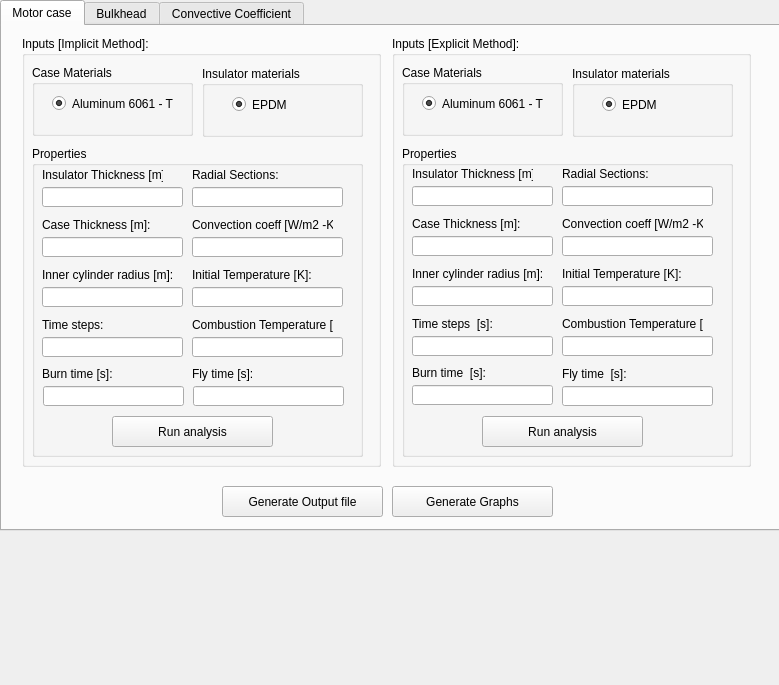
First picture: the form in gui.ui, repository Andres2704/rocketthermalanalysis, before the edit.
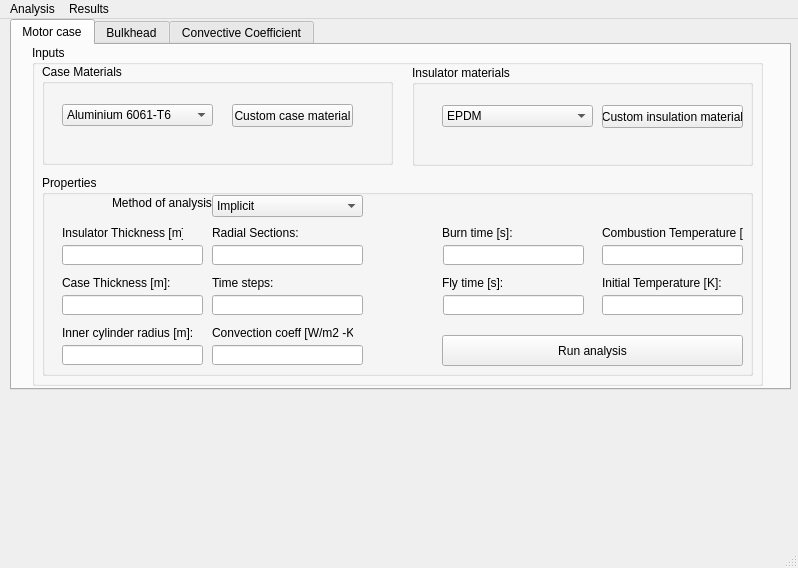
Second picture: the form after the edit. Icons and pictures are not drawn.

Patch:
```diff
--- a/gui.ui
+++ b/gui.ui
@@ -1,13 +1,13 @@
 <?xml version="1.0" encoding="UTF-8"?>
 <ui version="4.0">
- <class>RocketThermalAnalysis</class>
- <widget class="QWidget" name="RocketThermalAnalysis">
+ <class>RTA</class>
+ <widget class="QMainWindow" name="RTA">
   <property name="geometry">
    <rect>
     <x>0</x>
     <y>0</y>
-    <width>779</width>
-    <height>685</height>
+    <width>798</width>
+    <height>568</height>
    </rect>
   </property>
   <property name="windowTitle">
@@ -18,13 +18,27 @@
     <normaloff>:/images/logo_fih.jpg</normaloff>
     <normalon>:/images/logo_fih.jpg</normalon>:/images/logo_fih.jpg</iconset>
   </property>
+  <widget class="QWidget" name="centralwidget">
+   <widget class="QLabel" name="lasc_logo">
+    <property name="geometry">
+     <rect>
+      <x>480</x>
+      <y>360</y>
+      <width>151</width>
+      <height>191</height>
+     </rect>
+    </property>
+    <property name="text">
+     <string>&lt;html&gt;&lt;head/&gt;&lt;body&gt;&lt;p&gt;&lt;img src=&quot;:/images/lasclogo.png&quot; width=&quot;150&quot; height=&quot;150&quot;/&gt;&lt;/p&gt;&lt;/body&gt;&lt;/html&gt;</string>
+    </property>
+   </widget>
   <widget class="QTabWidget" name="tabWidget">
    <property name="geometry">
     <rect>
-     <x>0</x>
+      <x>10</x>
      <y>0</y>
      <width>781</width>
-     <height>531</height>
+      <height>371</height>
     </rect>
    </property>
    <property name="currentIndex">
@@ -34,410 +48,147 @@
     <attribute name="title">
      <string>Motor case</string>
     </attribute>
-    <widget class="QGroupBox" name="explicit_gp">
-     <property name="geometry">
-      <rect>
-       <x>390</x>
-       <y>10</y>
-       <width>359</width>
-       <height>431</height>
-      </rect>
-     </property>
-     <property name="title">
-      <string>Inputs [Explicit Method]:</string>
-     </property>
-     <widget class="QGroupBox" name="casematerial_ex_gp">
-      <property name="geometry">
-       <rect>
-        <x>10</x>
-        <y>29</y>
-        <width>161</width>
-        <height>71</height>
-       </rect>
-      </property>
-      <property name="title">
-       <string>Case Materials</string>
-      </property>
-      <widget class="QRadioButton" name="material_case_2">
-       <property name="geometry">
-        <rect>
-         <x>20</x>
-         <y>30</y>
-         <width>121</width>
-         <height>17</height>
-        </rect>
-       </property>
-       <property name="text">
-        <string>Aluminum 6061 - T6</string>
-       </property>
-       <property name="checked">
-        <bool>true</bool>
-       </property>
-      </widget>
-     </widget>
-     <widget class="QGroupBox" name="linermaterial_ex_gp">
-      <property name="geometry">
-       <rect>
-        <x>180</x>
-        <y>30</y>
-        <width>161</width>
-        <height>71</height>
-       </rect>
-      </property>
-      <property name="title">
-       <string>Insulator materials</string>
-      </property>
-      <widget class="QRadioButton" name="material_insulator_2">
-       <property name="geometry">
-        <rect>
-         <x>30</x>
-         <y>30</y>
-         <width>121</width>
-         <height>17</height>
-        </rect>
-       </property>
-       <property name="text">
-        <string>EPDM</string>
-       </property>
-       <property name="checked">
-        <bool>true</bool>
-       </property>
-      </widget>
-     </widget>
-     <widget class="QGroupBox" name="properties_explicit_gp">
-      <property name="geometry">
-       <rect>
-        <x>10</x>
-        <y>110</y>
-        <width>331</width>
-        <height>311</height>
-       </rect>
-      </property>
-      <property name="title">
-       <string>Properties</string>
-      </property>
-      <widget class="QLabel" name="label_11">
-       <property name="geometry">
-        <rect>
-         <x>10</x>
-         <y>20</y>
-         <width>121</width>
-         <height>16</height>
-        </rect>
-       </property>
-       <property name="text">
-        <string>Insulator Thickness [m]:</string>
-       </property>
-      </widget>
-      <widget class="QLineEdit" name="insulator_thk_2">
-       <property name="geometry">
-        <rect>
-         <x>10</x>
-         <y>40</y>
-         <width>141</width>
-         <height>20</height>
-        </rect>
-       </property>
-      </widget>
-      <widget class="QLabel" name="label_12">
-       <property name="geometry">
-        <rect>
-         <x>10</x>
-         <y>70</y>
-         <width>121</width>
-         <height>16</height>
-        </rect>
-       </property>
-       <property name="text">
-        <string>Case Thickness [m]:</string>
-       </property>
-      </widget>
-      <widget class="QLineEdit" name="case_thk_2">
-       <property name="geometry">
-        <rect>
-         <x>10</x>
-         <y>90</y>
-         <width>141</width>
-         <height>20</height>
-        </rect>
-       </property>
-      </widget>
-      <widget class="QLabel" name="label_13">
-       <property name="geometry">
-        <rect>
-         <x>10</x>
-         <y>120</y>
-         <width>131</width>
-         <height>16</height>
-        </rect>
-       </property>
-       <property name="text">
-        <string>Inner cylinder radius [m]:</string>
-       </property>
-      </widget>
-      <widget class="QLineEdit" name="ri_2">
-       <property name="geometry">
-        <rect>
-         <x>10</x>
-         <y>140</y>
-         <width>141</width>
-         <height>20</height>
-        </rect>
-       </property>
-      </widget>
-      <widget class="QLabel" name="label_14">
-       <property name="geometry">
-        <rect>
-         <x>160</x>
-         <y>20</y>
-         <width>121</width>
-         <height>16</height>
-        </rect>
-       </property>
-       <property name="text">
-        <string>Radial Sections:</string>
-       </property>
-      </widget>
-      <widget class="QLineEdit" name="r_steps_2">
-       <property name="geometry">
-        <rect>
-         <x>160</x>
-         <y>40</y>
-         <width>151</width>
-         <height>20</height>
-        </rect>
-       </property>
-      </widget>
-      <widget class="QLineEdit" name="hm_2">
-       <property name="geometry">
-        <rect>
-         <x>160</x>
-         <y>90</y>
-         <width>151</width>
-         <height>20</height>
-        </rect>
-       </property>
-      </widget>
-      <widget class="QLabel" name="label_15">
-       <property name="geometry">
-        <rect>
-         <x>160</x>
-         <y>70</y>
-         <width>141</width>
-         <height>16</height>
-        </rect>
-       </property>
-       <property name="text">
-        <string>Convection coeff [W/m2 -K]:</string>
-       </property>
-      </widget>
-      <widget class="QLabel" name="label_16">
-       <property name="geometry">
-        <rect>
-         <x>160</x>
-         <y>120</y>
-         <width>141</width>
-         <height>16</height>
-        </rect>
-       </property>
-       <property name="text">
-        <string>Initial Temperature [K]:</string>
-       </property>
-      </widget>
-      <widget class="QLineEdit" name="Ta_2">
-       <property name="geometry">
-        <rect>
-         <x>160</x>
-         <y>140</y>
-         <width>151</width>
-         <height>20</height>
-        </rect>
-       </property>
-      </widget>
-      <widget class="QLabel" name="label_17">
-       <property name="geometry">
-        <rect>
-         <x>160</x>
-         <y>170</y>
-         <width>141</width>
-         <height>16</height>
-        </rect>
-       </property>
-       <property name="text">
-        <string>Combustion Temperature [K]:</string>
-       </property>
-      </widget>
-      <widget class="QLineEdit" name="Tc_2">
-       <property name="geometry">
-        <rect>
-         <x>160</x>
-         <y>190</y>
-         <width>151</width>
-         <height>20</height>
-        </rect>
-       </property>
-      </widget>
-      <widget class="QLabel" name="label_19">
-       <property name="geometry">
-        <rect>
-         <x>10</x>
-         <y>219</y>
-         <width>141</width>
-         <height>16</height>
-        </rect>
-       </property>
-       <property name="text">
-        <string>Burn time  [s]:</string>
-       </property>
-      </widget>
-      <widget class="QLineEdit" name="burn_timeexp">
-       <property name="geometry">
-        <rect>
-         <x>10</x>
-         <y>239</y>
-         <width>141</width>
-         <height>20</height>
-        </rect>
-       </property>
-      </widget>
-      <widget class="QPushButton" name="run_explicit">
-       <property name="geometry">
-        <rect>
-         <x>80</x>
-         <y>270</y>
-         <width>161</width>
-         <height>31</height>
-        </rect>
-       </property>
-       <property name="text">
-        <string>Run analysis</string>
-       </property>
-      </widget>
-      <widget class="QLabel" name="label_20">
-       <property name="geometry">
-        <rect>
-         <x>10</x>
-         <y>170</y>
-         <width>141</width>
-         <height>16</height>
-        </rect>
-       </property>
-       <property name="text">
-        <string>Time steps  [s]:</string>
-       </property>
-      </widget>
-      <widget class="QLineEdit" name="t_steps_exp">
-       <property name="geometry">
-        <rect>
-         <x>10</x>
-         <y>190</y>
-         <width>141</width>
-         <height>20</height>
-        </rect>
-       </property>
-      </widget>
-      <widget class="QLineEdit" name="t_total_explicit">
-       <property name="geometry">
-        <rect>
-         <x>160</x>
-         <y>240</y>
-         <width>151</width>
-         <height>20</height>
-        </rect>
-       </property>
-      </widget>
-      <widget class="QLabel" name="label_46">
-       <property name="geometry">
-        <rect>
-         <x>160</x>
-         <y>220</y>
-         <width>141</width>
-         <height>16</height>
-        </rect>
-       </property>
-       <property name="text">
-        <string>Fly time  [s]:</string>
-       </property>
-      </widget>
-     </widget>
-    </widget>
     <widget class="QGroupBox" name="implicit_gp">
      <property name="geometry">
       <rect>
        <x>20</x>
-       <y>10</y>
-       <width>359</width>
-       <height>431</height>
+        <y>0</y>
+        <width>731</width>
+        <height>341</height>
       </rect>
      </property>
      <property name="title">
-      <string>Inputs [Implicit Method]:</string>
+       <string>Inputs</string>
      </property>
      <widget class="QGroupBox" name="casematerial_gp">
       <property name="geometry">
        <rect>
         <x>10</x>
-        <y>29</y>
-        <width>161</width>
-        <height>71</height>
+         <y>19</y>
+         <width>351</width>
+         <height>101</height>
        </rect>
       </property>
       <property name="title">
        <string>Case Materials</string>
       </property>
-      <widget class="QRadioButton" name="material_case">
+       <widget class="QPushButton" name="btn_custom_case">
        <property name="geometry">
         <rect>
-         <x>20</x>
-         <y>30</y>
+          <x>190</x>
+          <y>40</y>
          <width>121</width>
-         <height>17</height>
+          <height>23</height>
         </rect>
        </property>
        <property name="text">
-        <string>Aluminum 6061 - T6</string>
-       </property>
-       <property name="checked">
-        <bool>true</bool>
-       </property>
+         <string>Custom case material</string>
+        </property>
+       </widget>
+       <widget class="QComboBox" name="material_case">
+        <property name="geometry">
+         <rect>
+          <x>20</x>
+          <y>40</y>
+          <width>151</width>
+          <height>22</height>
+         </rect>
+        </property>
+        <item>
+         <property name="text">
+          <string>Aluminium 6061-T6</string>
+         </property>
+        </item>
+        <item>
+         <property name="text">
+          <string>Stainless Steel 304</string>
+         </property>
+        </item>
+        <item>
+         <property name="text">
+          <string>Stainless Steel 316</string>
+         </property>
+        </item>
+        <item>
+         <property name="text">
+          <string>Steel 1010</string>
+         </property>
+        </item>
+        <item>
+         <property name="text">
+          <string>Carbon Fiber</string>
+         </property>
+        </item>
       </widget>
      </widget>
      <widget class="QGroupBox" name="linermaterial_gp">
       <property name="geometry">
        <rect>
-        <x>180</x>
-        <y>30</y>
-        <width>161</width>
-        <height>71</height>
+         <x>380</x>
+         <y>20</y>
+         <width>341</width>
+         <height>101</height>
        </rect>
       </property>
       <property name="title">
        <string>Insulator materials</string>
       </property>
-      <widget class="QRadioButton" name="material_insulator">
+       <widget class="QPushButton" name="btn_custom_insulator">
+        <property name="geometry">
+         <rect>
+          <x>190</x>
+          <y>40</y>
+          <width>141</width>
+          <height>23</height>
+         </rect>
+        </property>
+        <property name="text">
+         <string>Custom insulation material</string>
+        </property>
+       </widget>
+       <widget class="QComboBox" name="material_insulator">
        <property name="geometry">
         <rect>
          <x>30</x>
-         <y>30</y>
-         <width>121</width>
-         <height>17</height>
-        </rect>
-       </property>
+          <y>40</y>
+          <width>151</width>
+          <height>22</height>
+         </rect>
+        </property>
+        <item>
        <property name="text">
         <string>EPDM</string>
        </property>
-       <property name="checked">
-        <bool>true</bool>
-       </property>
+        </item>
+        <item>
+         <property name="text">
+          <string>NBR</string>
+         </property>
+        </item>
+        <item>
+         <property name="text">
+          <string>Paper</string>
+         </property>
+        </item>
+        <item>
+         <property name="text">
+          <string>FiberGlass</string>
+         </property>
+        </item>
+        <item>
+         <property name="text">
+          <string>Phenolic Paper</string>
+         </property>
+        </item>
       </widget>
      </widget>
      <widget class="QGroupBox" name="properties_implicit_gp">
       <property name="geometry">
        <rect>
         <x>10</x>
-        <y>110</y>
-        <width>331</width>
-        <height>311</height>
+         <y>130</y>
+         <width>711</width>
+         <height>201</height>
        </rect>
       </property>
       <property name="title">
@@ -446,8 +197,8 @@
       <widget class="QLabel" name="label">
        <property name="geometry">
         <rect>
-         <x>10</x>
-         <y>21</y>
+          <x>20</x>
+          <y>50</y>
          <width>121</width>
          <height>16</height>
         </rect>
@@ -459,8 +210,8 @@
       <widget class="QLineEdit" name="insulator_thk">
        <property name="geometry">
         <rect>
-         <x>10</x>
-         <y>41</y>
+          <x>20</x>
+          <y>70</y>
          <width>141</width>
          <height>20</height>
         </rect>
@@ -469,8 +220,8 @@
       <widget class="QLabel" name="label_2">
        <property name="geometry">
         <rect>
-         <x>10</x>
-         <y>71</y>
+          <x>20</x>
+          <y>100</y>
          <width>121</width>
          <height>16</height>
         </rect>
@@ -482,8 +233,8 @@
       <widget class="QLineEdit" name="case_thk">
        <property name="geometry">
         <rect>
-         <x>10</x>
-         <y>91</y>
+          <x>20</x>
+          <y>120</y>
          <width>141</width>
          <height>20</height>
         </rect>
@@ -492,8 +243,8 @@
       <widget class="QLabel" name="label_3">
        <property name="geometry">
         <rect>
-         <x>10</x>
-         <y>121</y>
+          <x>20</x>
+          <y>150</y>
          <width>131</width>
          <height>16</height>
         </rect>
@@ -505,8 +256,8 @@
       <widget class="QLineEdit" name="ri">
        <property name="geometry">
         <rect>
-         <x>10</x>
-         <y>141</y>
+          <x>20</x>
+          <y>170</y>
          <width>141</width>
          <height>20</height>
         </rect>
@@ -515,8 +266,8 @@
       <widget class="QLabel" name="label_4">
        <property name="geometry">
         <rect>
-         <x>160</x>
-         <y>21</y>
+          <x>170</x>
+          <y>50</y>
          <width>121</width>
          <height>16</height>
         </rect>
@@ -528,8 +279,8 @@
       <widget class="QLineEdit" name="r_steps">
        <property name="geometry">
         <rect>
-         <x>160</x>
-         <y>41</y>
+          <x>170</x>
+          <y>70</y>
          <width>151</width>
          <height>20</height>
         </rect>
@@ -538,8 +289,8 @@
       <widget class="QLineEdit" name="hm">
        <property name="geometry">
         <rect>
-         <x>160</x>
-         <y>91</y>
+          <x>170</x>
+          <y>170</y>
          <width>151</width>
          <height>20</height>
         </rect>
@@ -548,8 +299,8 @@
       <widget class="QLabel" name="label_5">
        <property name="geometry">
         <rect>
-         <x>160</x>
-         <y>71</y>
+          <x>170</x>
+          <y>150</y>
          <width>141</width>
          <height>16</height>
         </rect>
@@ -561,8 +312,8 @@
       <widget class="QLabel" name="label_6">
        <property name="geometry">
         <rect>
-         <x>160</x>
-         <y>121</y>
+          <x>560</x>
+          <y>100</y>
          <width>141</width>
          <height>16</height>
         </rect>
@@ -574,9 +325,9 @@
       <widget class="QLineEdit" name="Ta">
        <property name="geometry">
         <rect>
-         <x>160</x>
-         <y>141</y>
-         <width>151</width>
+          <x>560</x>
+          <y>120</y>
+          <width>141</width>
          <height>20</height>
         </rect>
        </property>
@@ -584,8 +335,8 @@
       <widget class="QLabel" name="label_8">
        <property name="geometry">
         <rect>
-         <x>160</x>
-         <y>171</y>
+          <x>560</x>
+          <y>50</y>
          <width>141</width>
          <height>16</height>
         </rect>
@@ -597,9 +348,9 @@
       <widget class="QLineEdit" name="Tc">
        <property name="geometry">
         <rect>
-         <x>160</x>
-         <y>191</y>
-         <width>151</width>
+          <x>560</x>
+          <y>70</y>
+          <width>141</width>
          <height>20</height>
         </rect>
        </property>
@@ -607,8 +358,8 @@
       <widget class="QLabel" name="label_9">
        <property name="geometry">
         <rect>
-         <x>10</x>
-         <y>171</y>
+          <x>170</x>
+          <y>100</y>
          <width>141</width>
          <height>16</height>
         </rect>
@@ -620,9 +371,9 @@
       <widget class="QLineEdit" name="t_steps">
        <property name="geometry">
         <rect>
-         <x>10</x>
-         <y>191</y>
-         <width>141</width>
+          <x>170</x>
+          <y>120</y>
+          <width>151</width>
          <height>20</height>
         </rect>
        </property>
@@ -630,8 +381,8 @@
       <widget class="QLabel" name="label_10">
        <property name="geometry">
         <rect>
-         <x>10</x>
-         <y>220</y>
+          <x>400</x>
+          <y>50</y>
          <width>141</width>
          <height>16</height>
         </rect>
@@ -643,8 +394,8 @@
       <widget class="QLineEdit" name="burn_time">
        <property name="geometry">
         <rect>
-         <x>11</x>
-         <y>240</y>
+          <x>401</x>
+          <y>70</y>
          <width>141</width>
          <height>20</height>
         </rect>
@@ -653,9 +404,9 @@
       <widget class="QPushButton" name="run_implicit">
        <property name="geometry">
         <rect>
-         <x>80</x>
-         <y>270</y>
-         <width>161</width>
+          <x>400</x>
+          <y>160</y>
+          <width>301</width>
          <height>31</height>
         </rect>
        </property>
@@ -666,9 +417,9 @@
       <widget class="QLineEdit" name="t_total_implicit">
        <property name="geometry">
         <rect>
-         <x>161</x>
-         <y>240</y>
-         <width>151</width>
+          <x>401</x>
+          <y>120</y>
+          <width>141</width>
          <height>20</height>
         </rect>
        </property>
@@ -676,8 +427,8 @@
       <widget class="QLabel" name="label_45">
        <property name="geometry">
         <rect>
-         <x>160</x>
-         <y>220</y>
+          <x>400</x>
+          <y>100</y>
          <width>141</width>
          <height>16</height>
         </rect>
@@ -686,33 +437,40 @@
         <string>Fly time [s]:</string>
        </property>
       </widget>
-     </widget>
-    </widget>
-    <widget class="QPushButton" name="generate_output">
+       <widget class="QLabel" name="label_11">
      <property name="geometry">
       <rect>
-       <x>220</x>
-       <y>460</y>
-       <width>161</width>
-       <height>31</height>
+          <x>70</x>
+          <y>20</y>
+          <width>101</width>
+          <height>16</height>
       </rect>
      </property>
      <property name="text">
-      <string>Generate Output file</string>
-     </property>
-    </widget>
-    <widget class="QPushButton" name="generate_graphs">
+         <string>Method of analysis:</string>
+        </property>
+       </widget>
+       <widget class="QComboBox" name="type_analysis_case">
      <property name="geometry">
       <rect>
-       <x>390</x>
-       <y>460</y>
-       <width>161</width>
-       <height>31</height>
-      </rect>
-     </property>
+          <x>170</x>
+          <y>20</y>
+          <width>151</width>
+          <height>22</height>
+         </rect>
+        </property>
+        <item>
      <property name="text">
-      <string>Generate Graphs</string>
-     </property>
+          <string>Implicit</string>
+         </property>
+        </item>
+        <item>
+         <property name="text">
+          <string>Explicit</string>
+         </property>
+        </item>
+       </widget>
+      </widget>
     </widget>
    </widget>
    <widget class="QWidget" name="tab_2">
@@ -777,16 +535,48 @@
         <rect>
          <x>30</x>
          <y>40</y>
-         <width>121</width>
-         <height>17</height>
-        </rect>
-       </property>
+          <width>141</width>
+          <height>23</height>
+         </rect>
+        </property>
+        <property name="text">
+         <string>Custom insulation material</string>
+        </property>
+       </widget>
+       <widget class="QComboBox" name="material_insulator_2">
+        <property name="geometry">
+         <rect>
+          <x>20</x>
+          <y>40</y>
+          <width>151</width>
+          <height>22</height>
+         </rect>
+        </property>
+        <item>
        <property name="text">
         <string>EPDM</string>
        </property>
-       <property name="checked">
-        <bool>true</bool>
-       </property>
+        </item>
+        <item>
+         <property name="text">
+          <string>NBR</string>
+         </property>
+        </item>
+        <item>
+         <property name="text">
+          <string>Paper</string>
+         </property>
+        </item>
+        <item>
+         <property name="text">
+          <string>FiberGlass</string>
+         </property>
+        </item>
+        <item>
+         <property name="text">
+          <string>Phenolic Paper</string>
+         </property>
+        </item>
       </widget>
      </widget>
      <widget class="QGroupBox" name="properties_bulk_gp">
@@ -1450,8 +1240,8 @@
   <widget class="QLabel" name="tau_logo">
    <property name="geometry">
     <rect>
-     <x>150</x>
-     <y>550</y>
+      <x>170</x>
+      <y>390</y>
      <width>311</width>
      <height>121</height>
     </rect>
@@ -1460,19 +1250,80 @@
     <string>&lt;html&gt;&lt;head/&gt;&lt;body&gt;&lt;p&gt;&lt;img src=&quot;:/images/logo_horizontal.png&quot;  width=&quot;300&quot; height=&quot;95&quot; /&gt;&lt;/p&gt;&lt;/body&gt;&lt;/html&gt;</string>
    </property>
   </widget>
-  <widget class="QLabel" name="lasc_logo">
+  </widget>
+  <widget class="QMenuBar" name="menubar">
    <property name="geometry">
     <rect>
-     <x>460</x>
-     <y>510</y>
-     <width>151</width>
-     <height>191</height>
+     <x>0</x>
+     <y>0</y>
+     <width>798</width>
+     <height>21</height>
     </rect>
    </property>
-   <property name="text">
-    <string>&lt;html&gt;&lt;head/&gt;&lt;body&gt;&lt;p&gt;&lt;img src=&quot;:/images/lasclogo.png&quot; width=&quot;150&quot; height=&quot;150&quot;/&gt;&lt;/p&gt;&lt;/body&gt;&lt;/html&gt;</string>
-   </property>
-  </widget>
+   <widget class="QMenu" name="menuAnalysis">
+    <property name="title">
+     <string>Analysis</string>
+    </property>
+    <addaction name="actionOpen"/>
+    <addaction name="actionSave"/>
+    <addaction name="separator"/>
+   </widget>
+   <widget class="QMenu" name="menuResults">
+    <property name="title">
+     <string>Results</string>
+    </property>
+    <widget class="QMenu" name="menuGenerate_output_file">
+     <property name="title">
+      <string>Generate output file</string>
+     </property>
+     <addaction name="generate_output_2"/>
+     <addaction name="generate_output_3"/>
+    </widget>
+    <widget class="QMenu" name="menuGenerate_graphs">
+     <property name="title">
+      <string>Generate graphs</string>
+     </property>
+     <addaction name="generate_graphs_2"/>
+     <addaction name="generate_graphs_3"/>
+    </widget>
+    <addaction name="menuGenerate_output_file"/>
+    <addaction name="separator"/>
+    <addaction name="menuGenerate_graphs"/>
+   </widget>
+   <addaction name="menuAnalysis"/>
+   <addaction name="menuResults"/>
+  </widget>
+  <widget class="QStatusBar" name="statusbar"/>
+  <action name="actionOpen">
+   <property name="text">
+    <string>Open</string>
+   </property>
+  </action>
+  <action name="actionSave">
+   <property name="text">
+    <string>Save</string>
+   </property>
+  </action>
+  <action name="generate_output_2">
+   <property name="text">
+    <string>From Motor Case Analysis</string>
+   </property>
+  </action>
+  <action name="generate_output_3">
+   <property name="text">
+    <string>From Bulkhead Analysis</string>
+   </property>
+  </action>
+  <action name="generate_graphs_2">
+   <property name="text">
+    <string>From Motor Case Analysis</string>
+   </property>
+  </action>
+  <action name="generate_graphs_3">
+   <property name="text">
+    <string>From Bulkhead Analysis</string>
+   </property>
+  </action>
  </widget>
  <tabstops>
   <tabstop>tabWidget</tabstop>
```
Left out of the diff: 628 changed lines with no effect on the pictures. Lines whose indentation alone changed are shown as unchanged.
